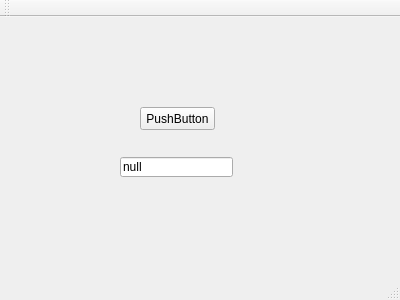
The window that mainwindow.ui (catmasik/ambientPlayer) describes before a commit, drawn with Qt 5.
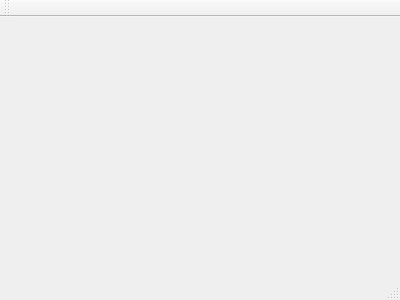
The same window after the commit.

```diff
--- a/mainwindow.ui
+++ b/mainwindow.ui
@@ -13,55 +13,13 @@
   <property name="windowTitle">
    <string>MainWindow</string>
   </property>
-  <widget class="QWidget" name="centralWidget">
-   <widget class="QPushButton" name="pushButton">
-    <property name="geometry">
-     <rect>
-      <x>140</x>
-      <y>90</y>
-      <width>75</width>
-      <height>23</height>
-     </rect>
-    </property>
-    <property name="text">
-     <string>PushButton</string>
-    </property>
-   </widget>
-   <widget class="QLineEdit" name="lineEdit">
-    <property name="geometry">
-     <rect>
-      <x>120</x>
-      <y>140</y>
-      <width>113</width>
-      <height>20</height>
-     </rect>
-    </property>
-    <property name="text">
-     <string>null</string>
-    </property>
-   </widget>
-  </widget>
-  <widget class="QMenuBar" name="menuBar">
-   <property name="geometry">
-    <rect>
-     <x>0</x>
-     <y>0</y>
-     <width>400</width>
-     <height>21</height>
-    </rect>
-   </property>
-  </widget>
-  <widget class="QToolBar" name="mainToolBar">
-   <attribute name="toolBarArea">
-    <enum>TopToolBarArea</enum>
-   </attribute>
-   <attribute name="toolBarBreak">
-    <bool>false</bool>
-   </attribute>
-  </widget>
-  <widget class="QStatusBar" name="statusBar"/>
+  <widget class="QMenuBar" name="menuBar" />
+  <widget class="QToolBar" name="mainToolBar" />
+  <widget class="QWidget" name="centralWidget" />
+  <widget class="QStatusBar" name="statusBar" />
  </widget>
- <layoutdefault spacing="6" margin="11"/>
+ <layoutDefault spacing="6" margin="11" />
+ <pixmapfunction></pixmapfunction>
  <resources/>
  <connections>
   <connection>
```
Left out of the diff: 26 changed lines with no effect on the pictures.
